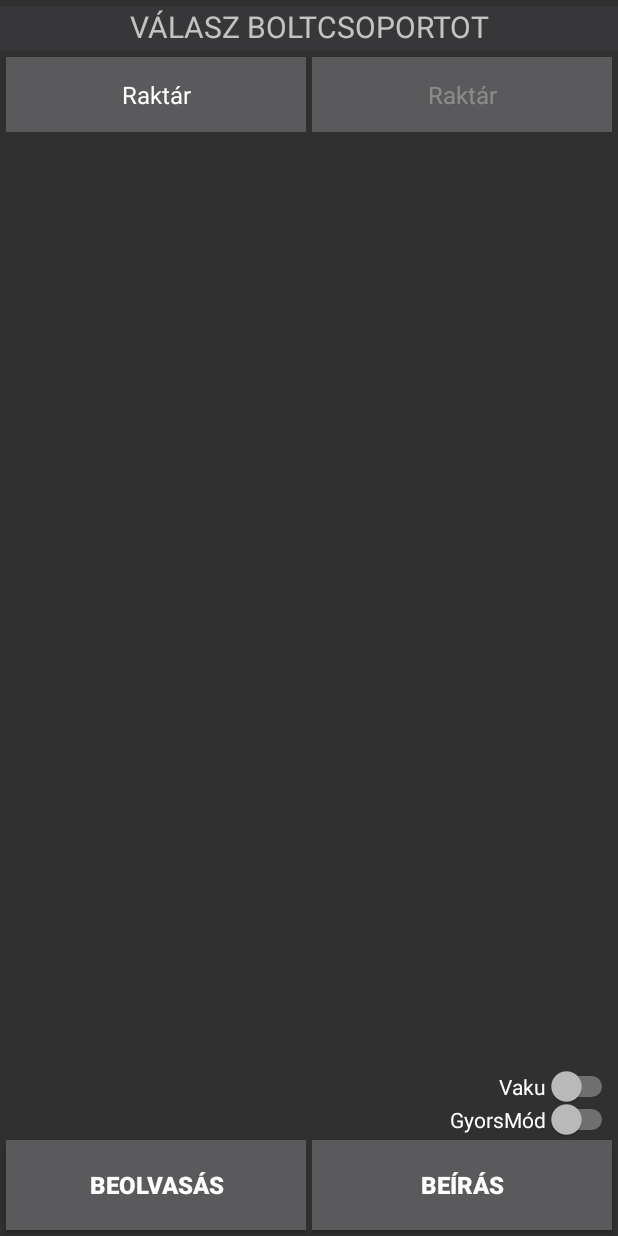
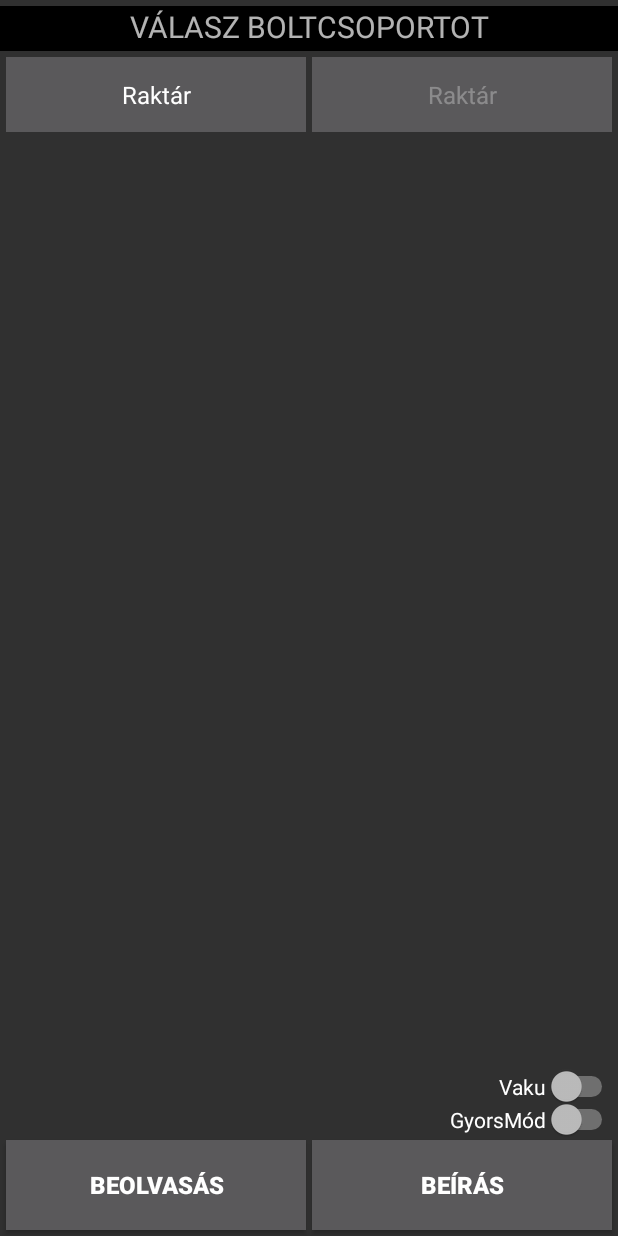
Before and after one commit to sandormatok/OEM_Keszlet, an Android app: the screen it shows after launch (MainActivity), on a phone screen of 412 x 824 dp. Run offline under Robolectric (Android 15) with nearby library versions, the phone set to English and light mode, and no system bars; our stand-ins replace Volley.

```diff
--- a/app/src/main/res/layout-v17/activity_main.xml
+++ b/app/src/main/res/layout-v17/activity_main.xml
@@ -14,7 +14,7 @@
         android:text="Válassz boltcsoportot:"
         android:layout_marginTop="4dp"
         android:layout_height="30dp"
-        android:background="#373638"
+        android:background="#ff000000"
         android:textAlignment="center"
         android:textSize="20sp"
         android:layout_alignParentRight="true"
--- a/app/src/main/res/layout/activity_details.xml
+++ b/app/src/main/res/layout/activity_details.xml
@@ -43,7 +43,7 @@
             <TextView
                 android:id="@+id/markaLabel"
                 android:gravity="center"
-                android:minLines="1"
+                android:minLines="2"
                 android:text="Márka:  "
                 android:layout_height="wrap_content"
                 android:layout_width="0dp"
@@ -98,7 +98,7 @@
             <TextView
                 android:id="@+id/mennyisegLabel"
                 android:gravity="center"
-                android:minLines="1"
+                android:minLines="2"
                 android:text="Darab:  "
                 android:layout_height="wrap_content"
                 android:layout_width="0dp"
```
Also changed, not shown: 6 other files.
